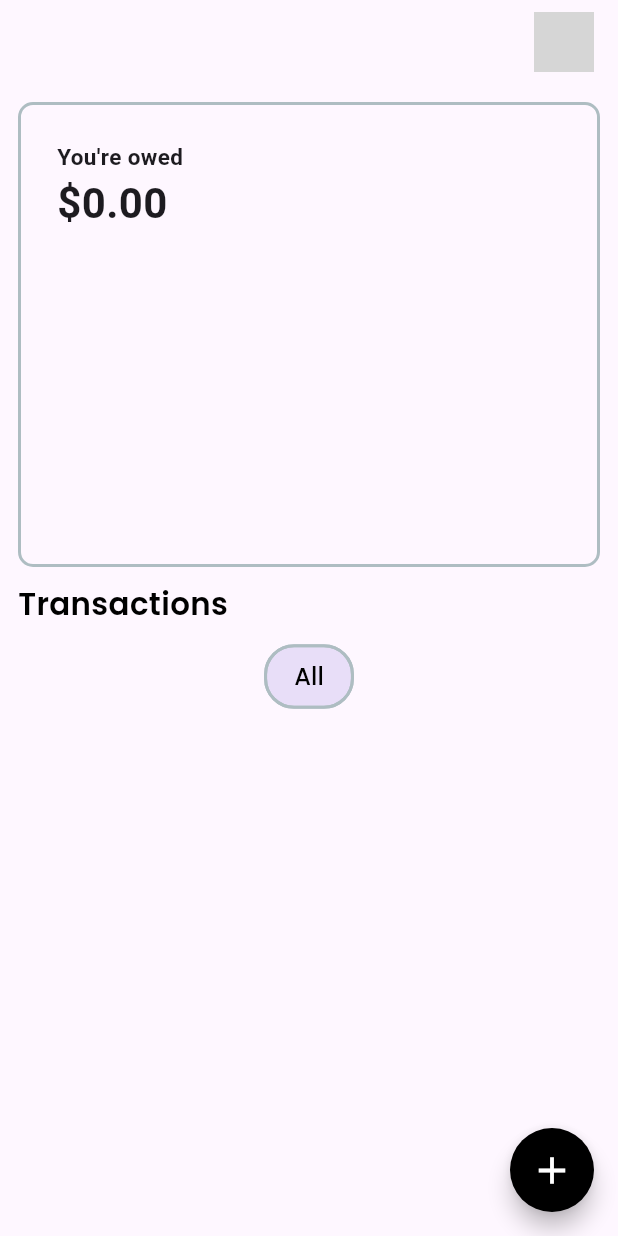
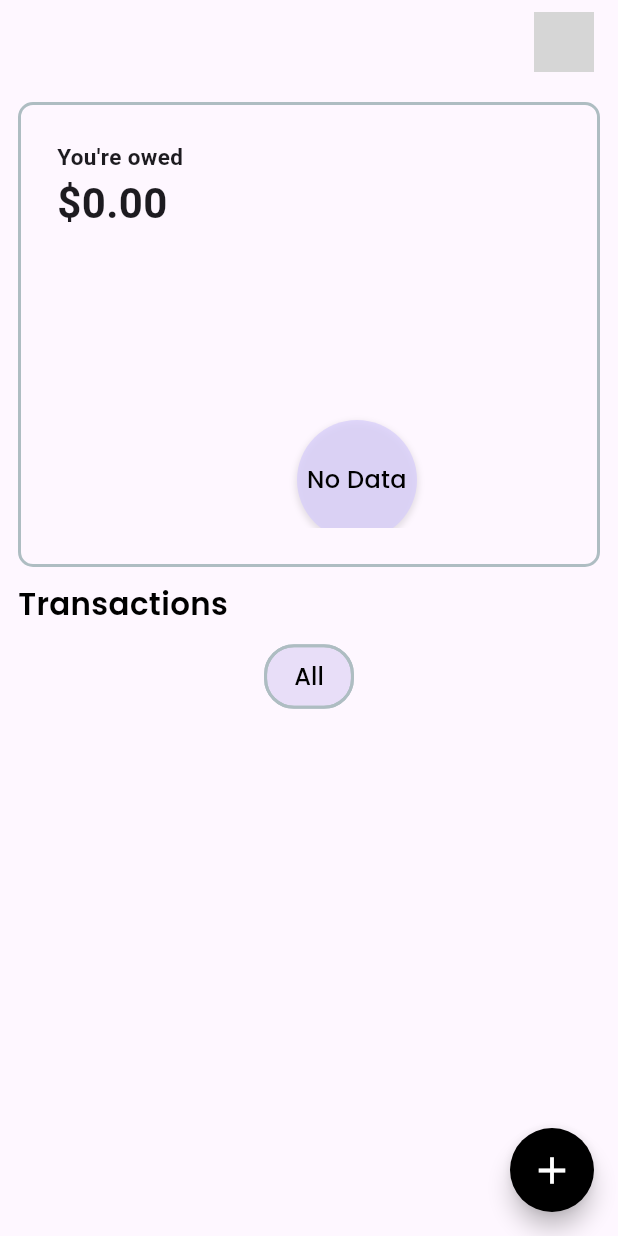
Before and after one commit to PrathamBhavsar/broke_squad, a Flutter app: the HomeScreen screen opened by its route, on a phone screen of 412 x 824 dp. Run offline on Flutter 3.47's test engine with Material 3 defaults, Android fonts, the phone set to English and light mode, and no system bars; our stand-ins replace cached_network_image, cloud_firestore, dotted_border, firebase_auth, firebase_core, flutter_onboarding_slider and 10 more; accounts and stored records are empty; network calls fail; statements that could not run were skipped; grey boxes are pictures that could not be loaded.

Commit message:
fixed info screen

```diff
--- a/lib/screens/home_screen/home_screen.dart
+++ b/lib/screens/home_screen/home_screen.dart
@@ -18,29 +18,23 @@ class HomeScreen extends StatefulWidget {
 
 class _HomeScreenState extends State<HomeScreen> {
   String _selectedGroup = 'All'; // Manage selected group state
-  late final UserProvider userProvider;
-  late List<TransactionModel> transactions;
+  late Future<List<TransactionModel>> _transactionsFuture;
+
   @override
   void initState() {
     super.initState();
-    userProvider = Provider.of<UserProvider>(context, listen: false);
-    transactions = userProvider.transactions;
-  }
+    final userProvider = Provider.of<UserProvider>(context, listen: false);
 
-  @override
-  void didChangeDependencies() async {
-    await userProvider.fetchTransactions();
-    transactions = userProvider.transactions;
-    super.didChangeDependencies();
+    // Initialize the future to fetch transactions
+    _transactionsFuture =
+        userProvider.fetchTransactions().then((_) => userProvider.transactions);
   }
 
   @override
   Widget build(BuildContext context) {
-
     return Scaffold(
       floatingActionButton: FloatingActionButton(
         shape: CircleBorder(),
-
         child: Icon(
           Icons.add,
           color: AppColors.white,
@@ -49,7 +43,11 @@ class _HomeScreenState extends State<HomeScreen> {
         backgroundColor: AppColors.kDarkColor,
         onPressed: () {
           logEvent(str: 'Pressed');
-          Navigator.push(context, MaterialPageRoute(builder: (context) => CreateBillScreen(),));
+          Navigator.push(
+              context,
+              MaterialPageRoute(
+                builder: (context) => CreateBillScreen(),
+              ));
         },
       ),
       appBar: AppBar(
@@ -58,7 +56,21 @@ class _HomeScreenState extends State<HomeScreen> {
       ),
       body: Padding(
         padding: AppPaddings.scaffoldPadding,
-        child: Column(
+        child: FutureBuilder<List<TransactionModel>>(
+          future: _transactionsFuture,
+          builder: (context, snapshot) {
+            if (snapshot.connectionState == ConnectionState.waiting) {
+              return Center(
+                child: CircularProgressIndicator(), // Show loading indicator
+              );
+            } else if (snapshot.hasError) {
+              return Center(
+                child: Text('Error fetching transactions'),
+              );
+            } else if (snapshot.hasData) {
+              final transactions = snapshot.data!;
+
+              return Column(
                 mainAxisSize: MainAxisSize.min,
                 children: [
                   InfoWidget(
@@ -86,6 +98,13 @@ class _HomeScreenState extends State<HomeScreen> {
                     ),
                   ),
                 ],
+              );
+            } else {
+              return Center(
+                child: Text('No transactions available'),
+              );
+            }
+          },
         ),
       ),
     );
--- a/lib/screens/home_screen/widgets/info_widget.dart
+++ b/lib/screens/home_screen/widgets/info_widget.dart
@@ -15,8 +15,8 @@ class InfoWidget extends StatelessWidget {
 
   @override
   Widget build(BuildContext context) {
-    // Define a list of light colors
-    final List<Color> lightColors = [
+    // Define a list of fixed colors based on category name hash
+    final List<Color> colorPalette = [
       Color(0xFFD6CCFB), // Light purple
       Color(0xFFFFD9A7), // Light orange
       Color(0xFFBEF0CA), // Light green
@@ -48,84 +48,36 @@ class InfoWidget extends StatelessWidget {
         ? categoryTotals.values.reduce((a, b) => a > b ? a : b)
         : 0;
 
-    // Random number generator for color selection
-    final random = Random();
+    // Set parameters for positioning
+    final double containerWidth = 400.0; // Width of the container
+    final double containerHeight = 310.0; // Height of the container
+    final double radius = min(containerWidth, containerHeight) *
+        0.3; // Radius for positioning circles
+    final double centerX = containerWidth / 2; // Center X coordinate
+    final double centerY = containerHeight / 2; // Center Y coordinate
 
-    return Container(
-      height: 310,
-      decoration: BoxDecoration(
-        borderRadius: BorderRadius.circular(10),
-        border: Border.all(
-          color: AppColors.accentColor,
-          width: 2,
-        ),
-      ),
-      child: Padding(
-        padding: const EdgeInsets.all(24),
-        child: Column(
-          crossAxisAlignment: CrossAxisAlignment.start,
-          children: [
-            Text(
-              "You're owed",
-              style: TextStyle(fontSize: 15, fontWeight: FontWeight.w600),
-            ),
-            Text(
-              "\$${categoryTotals.values.fold(0.0, (sum, value) => sum + value).toStringAsFixed(2)}",
-              style: TextStyle(fontSize: 28, fontWeight: FontWeight.w600),
-            ),
-            SizedBox(height: 10),
-            Expanded(
-              child: LayoutBuilder(
-                builder: (context, constraints) {
-                  final double containerWidth = constraints.maxWidth;
-                  final double containerHeight = constraints.maxHeight;
+    // Calculate positions and colors
+    final numCategories = categoryTotals.length;
+    final angleStep = 2 * pi / numCategories;
+    double angle = 0.0;
+
     List<Positioned> circles = [];
+    for (var entry in categoryTotals.entries) {
+      double size = (entry.value / maxAmount) * 80 + 40;
+      Color color = colorPalette[entry.key.hashCode % colorPalette.length];
 
-                  // Calculate the center of the container
-                  final centerX = containerWidth / 2;
-                  final centerY = containerHeight / 2;
+      // Calculate circle position
+      double x = centerX + (radius * cos(angle)) - size / 2;
+      double y = centerY + (radius * sin(angle)) - size / 2;
 
-                  for (var entry in categoryTotals.entries) {
-                    double size = (entry.value / maxAmount) * 80 +
-                        40; // Original size calculation
-                    Color color =
-                        lightColors[random.nextInt(lightColors.length)];
-
-                    // Generate position closer to the center
-                    bool positionIsValid = false;
-                    Offset position;
-
-                    do {
-                      // Generate position within 40% of the container size around the center
-                      double x = centerX +
-                          (random.nextDouble() - 0.5) * containerWidth * 0.4;
-                      double y = centerY +
-                          (random.nextDouble() - 0.5) * containerHeight * 0.4;
-
-                      // Ensure the circle doesn't exceed the container bounds
-                      x = x.clamp(size / 2, containerWidth - size / 2);
-                      y = y.clamp(size / 2, containerHeight - size / 2);
-
-                      position = Offset(x - size / 2, y - size / 2);
-
-                      // Check for overlap
-                      positionIsValid = circles.every((circle) {
-                        double dx = (circle.left! + circle.width! / 2) -
-                            (position.dx + size / 2);
-                        double dy = (circle.top! + circle.height! / 2) -
-                            (position.dy + size / 2);
-                        double distance = sqrt(dx * dx + dy * dy);
-                        return distance >=
-                            (size / 2 +
-                                (circle.width! / 2) +
-                                2); // Further reduced minimum distance
-                      });
-                    } while (!positionIsValid);
+      // Ensure circles stay within container bounds
+      x = x.clamp(0, containerWidth - size);
+      y = y.clamp(0, containerHeight - size);
 
       // Add circle to the list
       circles.add(Positioned(
-                      left: position.dx,
-                      top: position.dy,
+        left: x,
+        top: y,
         width: size,
         height: size,
         child: Container(
@@ -149,10 +101,67 @@ class InfoWidget extends StatelessWidget {
           ),
         ),
       ));
+
+      angle += angleStep; // Increment angle
     }
 
-                  return Stack(children: circles);
-                },
+    return Container(
+      height: containerHeight,
+      width: containerWidth,
+      decoration: BoxDecoration(
+        borderRadius: BorderRadius.circular(10),
+        border: Border.all(
+          color: AppColors.accentColor,
+          width: 2,
+        ),
+      ),
+      child: Padding(
+        padding: const EdgeInsets.all(24),
+        child: Column(
+          crossAxisAlignment: CrossAxisAlignment.start,
+          children: [
+            Text(
+              "You're owed",
+              style: TextStyle(fontSize: 15, fontWeight: FontWeight.w600),
+            ),
+            Text(
+              "\$${categoryTotals.values.fold(0.0, (sum, value) => sum + value).toStringAsFixed(2)}",
+              style: TextStyle(fontSize: 28, fontWeight: FontWeight.w600),
+            ),
+            SizedBox(height: 10),
+            Expanded(
+              child: Stack(
+                children: circles.isEmpty
+                    ? [
+                        Positioned(
+                          left: centerX - 40, // Center the single circle
+                          top: centerY - 40,
+                          width: 80,
+                          height: 80,
+                          child: Container(
+                            decoration: BoxDecoration(
+                              shape: BoxShape.circle,
+                              color: colorPalette[0].withOpacity(0.7),
+                              boxShadow: [
+                                BoxShadow(
+                                  color: Colors.black.withOpacity(0.1),
+                                  spreadRadius: 1,
+                                  blurRadius: 3,
+                                  offset: Offset(0, 2),
+                                ),
+                              ],
+                            ),
+                            alignment: Alignment.center,
+                            child: Text(
+                              "No Data",
+                              textAlign: TextAlign.center,
+                              style:
+                                  AppTextStyles.kTransactionSubtitleTextStyle,
+                            ),
+                          ),
+                        ),
+                      ]
+                    : circles,
               ),
             ),
           ],
```
Lines whose indentation alone changed are shown as unchanged.
